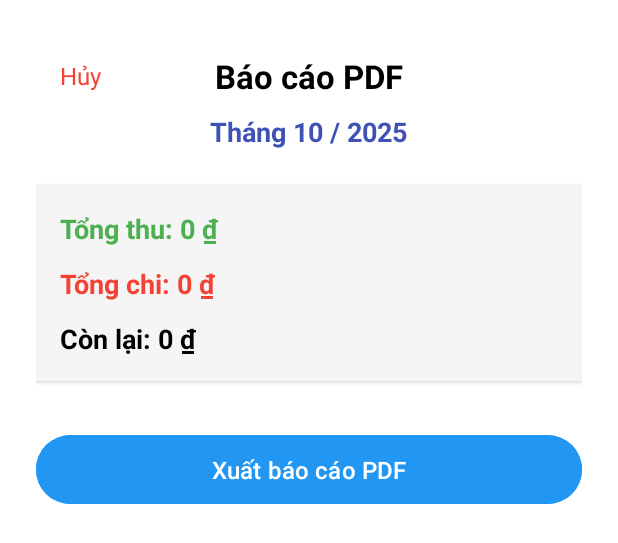
After one commit to HaiBanh0105/GKmobile, an Android app: the layout activity_export_report.xml on its own in the app's theme, with its tools: preview values and no code run, on a phone screen of 412 x 824 dp. The commit adds this screen. Shown: the top 543 px of the screen. Run offline under Robolectric (Android 15) with nearby library versions, the light colour scheme and no system bars.

Commit message:
xuất pdf

```diff
--- /dev/null
+++ b/app/src/main/res/layout/activity_export_report.xml
@@ -0,0 +1,108 @@
+<?xml version="1.0" encoding="utf-8"?>
+<ScrollView xmlns:android="http://schemas.android.com/apk/res/android"
+    android:id="@+id/export"
+    android:layout_width="match_parent"
+    android:layout_height="match_parent"
+    android:background="#FFFFFF">
+
+    <LinearLayout
+        android:layout_width="match_parent"
+        android:layout_height="wrap_content"
+        android:orientation="vertical"
+        android:padding="24dp"
+        android:gravity="center_horizontal">
+
+        <FrameLayout
+            android:layout_width="match_parent"
+            android:layout_height="wrap_content"
+            android:paddingTop="12dp"
+            android:paddingBottom="10dp"
+            android:paddingStart="16dp"
+            android:paddingEnd="16dp">
+
+
+            <TextView
+                android:layout_width="wrap_content"
+                android:layout_height="wrap_content"
+                android:layout_gravity="center"
+                android:text="Báo cáo PDF"
+                android:textSize="22sp"
+                android:textStyle="bold"
+                android:textColor="#000000"
+                />
+
+
+            <TextView
+                android:id="@+id/btnCancel"
+                android:layout_width="wrap_content"
+                android:layout_height="wrap_content"
+                android:layout_gravity="start|center_vertical"
+                android:clickable="true"
+                android:focusable="true"
+                android:text="Hủy"
+                android:textColor="#F44336"
+                android:textSize="16sp" />
+        </FrameLayout>
+
+        <!-- Khối thống kê -->
+        <TextView
+            android:id="@+id/tvMonthYear"
+            android:layout_width="wrap_content"
+            android:layout_height="wrap_content"
+            android:layout_marginBottom="24dp"
+            android:text="Tháng 10 / 2025"
+            android:textColor="#3F51B5"
+            android:textSize="18sp"
+            android:textStyle="bold" />
+
+        <LinearLayout
+            android:layout_width="match_parent"
+            android:layout_height="wrap_content"
+            android:orientation="vertical"
+            android:padding="16dp"
+            android:background="#F5F5F5"
+            android:elevation="2dp"
+            android:layout_marginBottom="32dp">
+
+            <TextView
+                android:id="@+id/tvTotalIncome"
+                android:layout_width="wrap_content"
+                android:layout_height="wrap_content"
+                android:text="Tổng thu: 0 ₫"
+                android:textSize="18sp"
+                android:textColor="#4CAF50"
+                android:textStyle="bold"
+                android:layout_marginBottom="12dp" />
+
+            <TextView
+                android:id="@+id/tvTotalExpense"
+                android:layout_width="wrap_content"
+                android:layout_height="wrap_content"
+                android:text="Tổng chi: 0 ₫"
+                android:textSize="18sp"
+                android:textColor="#F44336"
+                android:textStyle="bold"
+                android:layout_marginBottom="12dp" />
+
+            <TextView
+                android:id="@+id/tvDifference"
+                android:layout_width="wrap_content"
+                android:layout_height="wrap_content"
+                android:text="Còn lại: 0 ₫"
+                android:textSize="18sp"
+                android:textColor="#000000"
+                android:textStyle="bold" />
+        </LinearLayout>
+
+        <!-- Nút xuất PDF -->
+        <Button
+            android:id="@+id/btnExportPdf"
+            android:layout_width="match_parent"
+            android:layout_height="wrap_content"
+            android:text="Xuất báo cáo PDF"
+            android:textSize="16sp"
+            android:backgroundTint="#2196F3"
+            android:textColor="#FFFFFF"
+            android:padding="12dp" />
+    </LinearLayout>
+</ScrollView>
--- a/app/src/main/res/menu/menu_dashboard.xml
+++ b/app/src/main/res/menu/menu_dashboard.xml
@@ -3,7 +3,7 @@
 
     <item
         android:id="@+id/menu_statistics"
-        android:title="Thống kê"
+        android:title="Chi tiết"
         android:icon="@drawable/chart"
         app:showAsAction="never" />
 
```
Also changed, not shown: app/src/main/AndroidManifest.xml (+5 -3 lines), app/src/main/java/com/example/gk/Dashboard.java (+29 -0 lines), app/src/main/java/com/example/gk/Statistics.java (+6 -1 lines), app/src/main/java/com/example/gk/export_report.java (added, +149 -0 lines), app/src/main/res/layout/dashboard.xml (+34 -3 lines).
